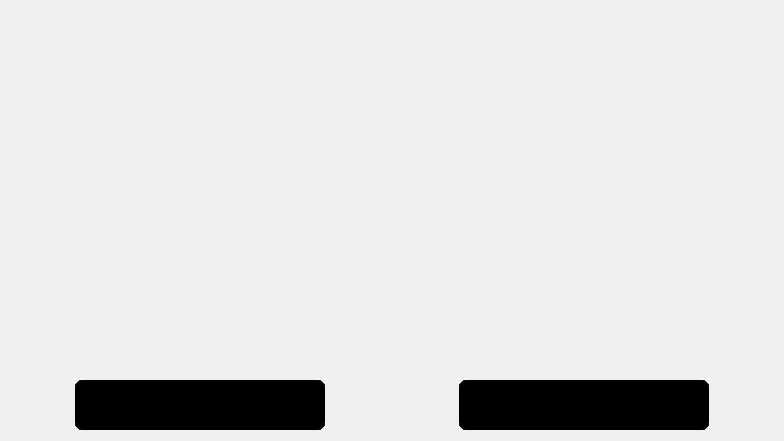
Above: MinesweeperEdu/winscreen.ui from LowbeeNorman/MinesweeperEdu before the change. Below: the same form after it.
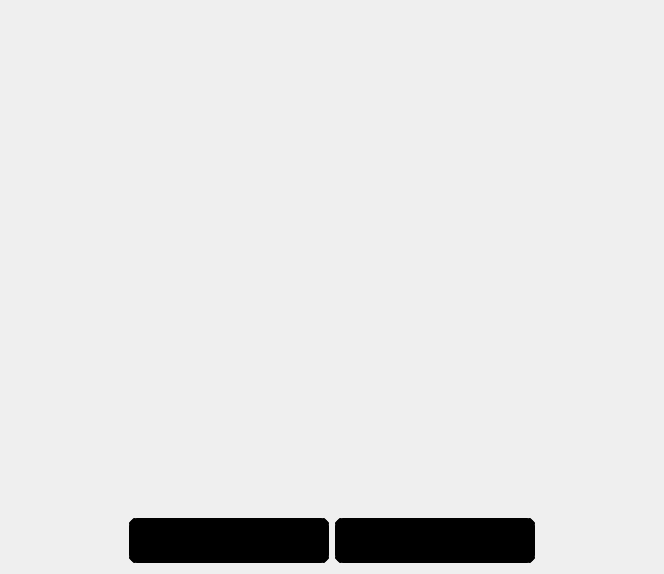
That is the form after the change. Icons and pictures are not drawn.

Commit message: starting to implement bouncing logo on winscreen

What changed in the file:
```diff
--- a/MinesweeperEdu/winscreen.ui
+++ b/MinesweeperEdu/winscreen.ui
@@ -2,30 +2,39 @@
 <ui version="4.0">
  <class>WinScreen</class>
  <widget class="QWidget" name="WinScreen">
+  <property name="enabled">
+   <bool>true</bool>
+  </property>
   <property name="geometry">
    <rect>
     <x>0</x>
     <y>0</y>
-    <width>784</width>
-    <height>441</height>
+    <width>664</width>
+    <height>574</height>
    </rect>
   </property>
   <property name="windowTitle">
    <string>Form</string>
   </property>
+  <property name="autoFillBackground">
+   <bool>false</bool>
+  </property>
+  <property name="styleSheet">
+   <string notr="true">border-image: url(:/images/tv.png);</string>
+  </property>
   <layout class="QGridLayout" name="gridLayout">
-   <item row="1" column="0" colspan="2" alignment="Qt::AlignHCenter">
+   <item row="1" column="0" colspan="2" alignment="Qt::AlignRight">
     <widget class="QPushButton" name="levelSelectButton">
      <property name="minimumSize">
       <size>
-       <width>250</width>
-       <height>50</height>
+       <width>200</width>
+       <height>45</height>
       </size>
      </property>
      <property name="maximumSize">
       <size>
-       <width>250</width>
-       <height>50</height>
+       <width>200</width>
+       <height>45</height>
       </size>
      </property>
      <property name="styleSheet">
@@ -51,18 +60,18 @@
      </property>
     </widget>
    </item>
-   <item row="1" column="2" colspan="2" alignment="Qt::AlignHCenter">
+   <item row="1" column="2" colspan="2" alignment="Qt::AlignLeft">
     <widget class="QPushButton" name="nextLessonButton">
      <property name="minimumSize">
       <size>
-       <width>250</width>
-       <height>50</height>
+       <width>200</width>
+       <height>45</height>
       </size>
      </property>
      <property name="maximumSize">
       <size>
-       <width>250</width>
-       <height>50</height>
+       <width>200</width>
+       <height>45</height>
       </size>
      </property>
      <property name="styleSheet">
```
Left out of the diff: 2 changed lines with no effect on the pictures. The commit also changes 5 other files.
